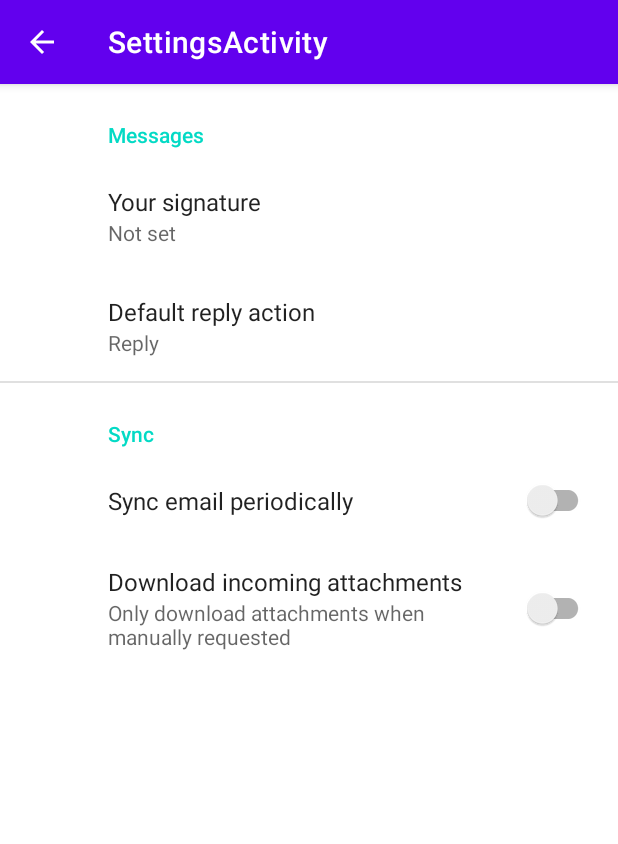
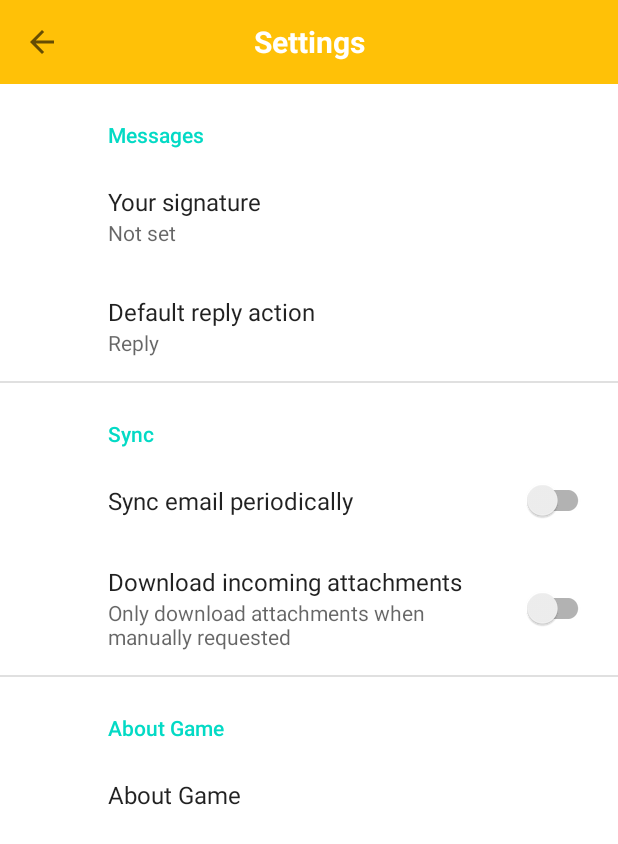
Before and after one commit to LiuJiewenTT/ee308fz_lab2, an Android app: the SettingsActivity screen opened directly, with no data from a screen before it, on a phone screen of 412 x 824 dp. Shown: the top 844 px of the screen. Run offline under Robolectric (Android 15) with nearby library versions, the light colour scheme and no system bars; our stand-ins replace androidx.preference.

Commit message:
settings not completed.

```diff
--- a/proj/Bobing/app/src/main/AndroidManifest.xml
+++ b/proj/Bobing/app/src/main/AndroidManifest.xml
@@ -12,6 +12,7 @@
         <activity
             android:name=".SettingsActivity"
             android:exported="false"
+            android:theme="@style/Theme.Bobing.NoActionBar"
             android:label="@string/title_activity_settings">
             <meta-data
                 android:name="android.app.lib_name"
--- a/proj/Bobing/app/src/main/java/io/github/liujiewentt/ee308fz_lab2_bobing/ScrollingActivity.java
+++ b/proj/Bobing/app/src/main/java/io/github/liujiewentt/ee308fz_lab2_bobing/ScrollingActivity.java
@@ -111,7 +111,8 @@ public class ScrollingActivity extends AppCompatActivity {
 
         //noinspection SimplifiableIfStatement
         if (id == R.id.action_settings) {
-            return true;
+            startActivity(new Intent(ScrollingActivity.this, SettingsActivity.class));
+//            return true;
         }
         else if(id == R.id.action_showRules){
             alertDialog.show();
--- a/proj/Bobing/app/src/main/java/io/github/liujiewentt/ee308fz_lab2_bobing/SettingsActivity.java
+++ b/proj/Bobing/app/src/main/java/io/github/liujiewentt/ee308fz_lab2_bobing/SettingsActivity.java
@@ -1,12 +1,24 @@
 package io.github.liujiewentt.ee308fz_lab2_bobing;
 
+import android.content.Context;
+import android.content.Intent;
 import android.os.Bundle;
+import android.util.Log;
+import android.view.MenuItem;
+import android.view.View;
+import android.widget.EditText;
 
+import androidx.annotation.NonNull;
 import androidx.appcompat.app.ActionBar;
 import androidx.appcompat.app.AppCompatActivity;
+import androidx.appcompat.widget.Toolbar;
+import androidx.preference.EditTextPreference;
+import androidx.preference.Preference;
 import androidx.preference.PreferenceFragmentCompat;
 
 public class SettingsActivity extends AppCompatActivity {
+
+    private static final String TAG = "settings";
 
     @Override
     protected void onCreate(Bundle savedInstanceState) {
@@ -18,16 +30,51 @@ public class SettingsActivity extends AppCompatActivity {
                     .replace(R.id.settings, new SettingsFragment())
                     .commit();
         }
+        Toolbar toolbar = findViewById(R.id.settings_tb);
+        setSupportActionBar(toolbar);
         ActionBar actionBar = getSupportActionBar();
         if (actionBar != null) {
             actionBar.setDisplayHomeAsUpEnabled(true);
+            actionBar.setDisplayShowTitleEnabled(false);
         }
+        toolbar.setNavigationOnClickListener(new View.OnClickListener() {
+            @Override
+            public void onClick(View v) {
+                SettingsActivity.this.finish();
+            }
+        });
+
+    }
+
+//    @Override
+//    public boolean onOptionsItemSelected(@NonNull MenuItem item) {
+//        return super.onOptionsItemSelected(item);
+//        switch (item.getItemId()){
+//            default:{
+//                Log.d(TAG, "onOptionsItemSelected: item selected, ", item.getItemId());
+//            }
+//        }
+//    }
+
+    static Intent func1(Context context){
+        Intent intent = new Intent(context, aboutPageActivity.class);
+        return intent;
     }
 
     public static class SettingsFragment extends PreferenceFragmentCompat {
         @Override
         public void onCreatePreferences(Bundle savedInstanceState, String rootKey) {
             setPreferencesFromResource(R.xml.root_preferences, rootKey);
+            EditTextPreference editTextPreference = findPreference("about_setting");
+            editTextPreference.setOnPreferenceClickListener(new Preference.OnPreferenceClickListener() {
+                @Override
+                public boolean onPreferenceClick(Preference preference) {
+                    Context context = preference.getContext();
+                    startActivity(func1(context));
+                    return true;
+                }
+            });
+//            editTextPreference.
         }
     }
 }
--- a/proj/Bobing/app/src/main/res/layout/settings_activity.xml
+++ b/proj/Bobing/app/src/main/res/layout/settings_activity.xml
@@ -1,6 +1,28 @@
 <LinearLayout xmlns:android="http://schemas.android.com/apk/res/android"
     android:layout_width="match_parent"
+    xmlns:app="http://schemas.android.com/apk/res-auto"
+    android:orientation="vertical"
     android:layout_height="match_parent">
+
+    <androidx.appcompat.widget.Toolbar
+        android:id="@+id/settings_tb"
+        android:layout_width="match_parent"
+        android:layout_height="?attr/actionBarSize"
+        app:navigationIcon="@drawable/ic_baseline_arrow_back_24"
+        android:background="@color/golden">
+
+        <TextView
+            android:layout_width="wrap_content"
+            android:layout_height="match_parent"
+            android:layout_gravity="center"
+            android:gravity="center"
+            android:text="@string/settingsH"
+            android:textAlignment="center"
+            android:textAllCaps="false"
+            android:textColor="@color/white"
+            android:theme="@style/Theme.Bobing.TitleText" />
+
+    </androidx.appcompat.widget.Toolbar>
 
     <FrameLayout
         android:id="@+id/settings"
--- a/proj/Bobing/app/src/main/res/values/strings.xml
+++ b/proj/Bobing/app/src/main/res/values/strings.xml
@@ -117,6 +117,10 @@
 
     <string name="brief_introduction"> Hello, everybody! We are the team of this Bobing Game. \n        The game supports up to 10 players of max capacity. Currently it is not an online game. </string>
     <string name="brief_words">  If you are interested in our project, have a look at https://github.com/LiuJiewenTT/ee308fz_lab2 \n\n   Email: liuljwtt@foxmail.com\n\n\n (Touch something! Small gifts!)</string>
+
+     <string name="settingsH">Settings</string>
+    <string name="about_header">@string/about_program</string>
+
     <string name="title_activity_settings">SettingsActivity</string>
 
     <!-- Preference Titles -->
--- a/proj/Bobing/app/src/main/res/xml/root_preferences.xml
+++ b/proj/Bobing/app/src/main/res/xml/root_preferences.xml
@@ -1,4 +1,5 @@
-<PreferenceScreen xmlns:app="http://schemas.android.com/apk/res-auto">
+<PreferenceScreen xmlns:app="http://schemas.android.com/apk/res-auto"
+    xmlns:android="http://schemas.android.com/apk/res/android">
 
     <PreferenceCategory app:title="@string/messages_header">
 
@@ -31,5 +32,10 @@
             app:title="@string/attachment_title" />
 
     </PreferenceCategory>
+    <PreferenceCategory app:title="@string/about_header">
+        <EditTextPreference
+            app:title="@string/about_program"
+            app:key="about_setting"/>
+    </PreferenceCategory>
 
 </PreferenceScreen>
```
